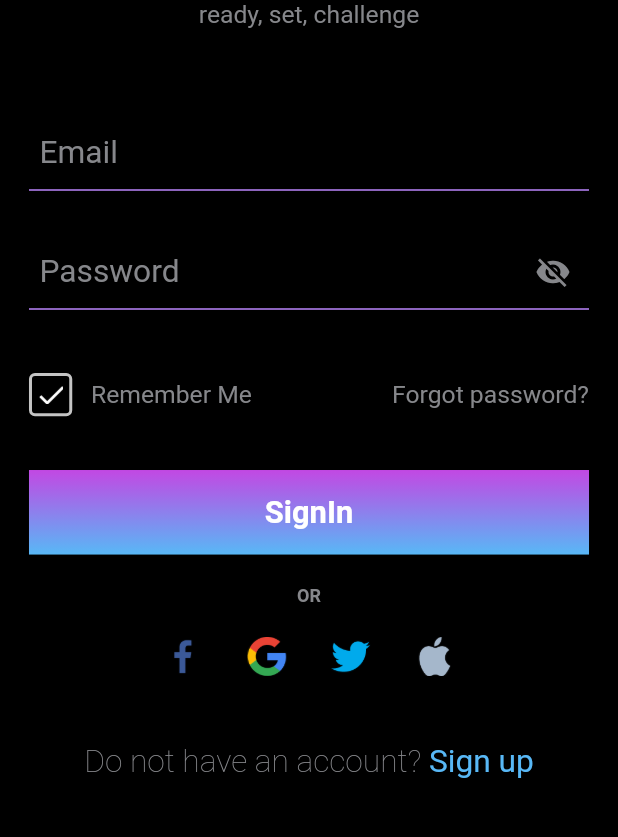
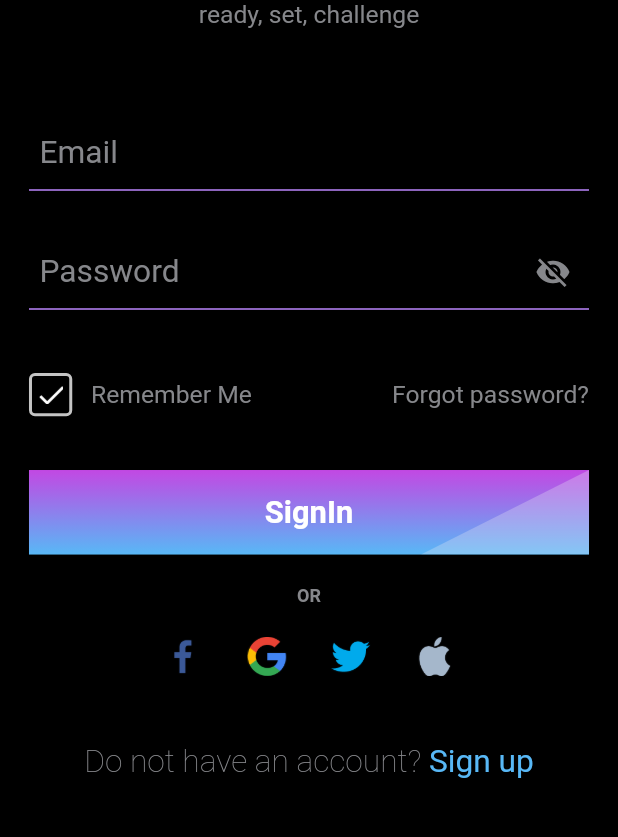
Before and after one commit to bncaglar/charanju_flutter, a Flutter app: the screen it shows after launch, on a phone screen of 412 x 824 dp, the part 249-1086 px from its top. Run offline on Flutter 3.47's test engine with Material 2 defaults, Android fonts, the phone set to English and light mode, and no system bars; our stand-ins replace device_preview, logger, sizer; Roboto replaces fonts that are missing (Arial, absolute).

Commit message:
add the triangle  filter color

```diff
--- a/lib/utilities/colors.dart
+++ b/lib/utilities/colors.dart
@@ -9,4 +9,5 @@ class AppColors {
   static final errorColor = HexColor("#FD2B1D");
   static final rememberMeBoxColor = HexColor("#C4C4C4");
   static final primaryWightColor = HexColor("#FFFFFF");
+  static final primaryGreyColor = HexColor("#E8E8F2");
 }
--- a/lib/widgets/navigation_button.dart
+++ b/lib/widgets/navigation_button.dart
@@ -30,7 +30,21 @@ class NavigationButton extends StatelessWidget {
       height: 6.84.h,
       margin: margin,
       decoration: buildBtnDecoration(),
-      child: buildBtn(),
+      child: Stack(
+        children: [
+          buildColorFilter(),
+          buildBtn(),
+        ],
+      ),
+    );
+  }
+
+  ClipPath buildColorFilter() {
+    return ClipPath(
+      clipper: TriangleClipper(),
+      child: Container(
+        color: AppColors.primaryGreyColor.withOpacity(0.3),
+      ),
     );
   }
 
@@ -71,3 +85,21 @@ class NavigationButton extends StatelessWidget {
     );
   }
 }
+
+class TriangleClipper extends CustomClipper<Path> {
+  @override
+  Path getClip(Size size) {
+    var path = Path();
+
+    path.moveTo(size.width, size.height);
+    path.lineTo(size.width, 0);
+    path.lineTo(size.width * 0.7, size.height);
+
+    return path;
+  }
+
+  @override
+  bool shouldReclip(CustomClipper<Path> oldClipper) {
+    return true;
+  }
+}
```
